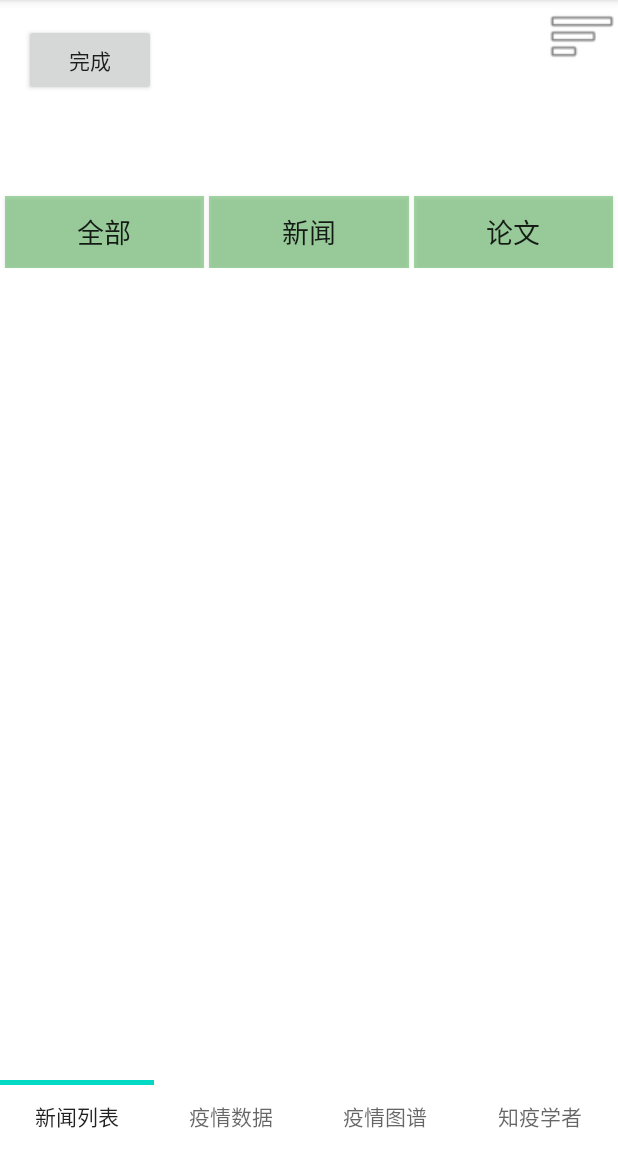
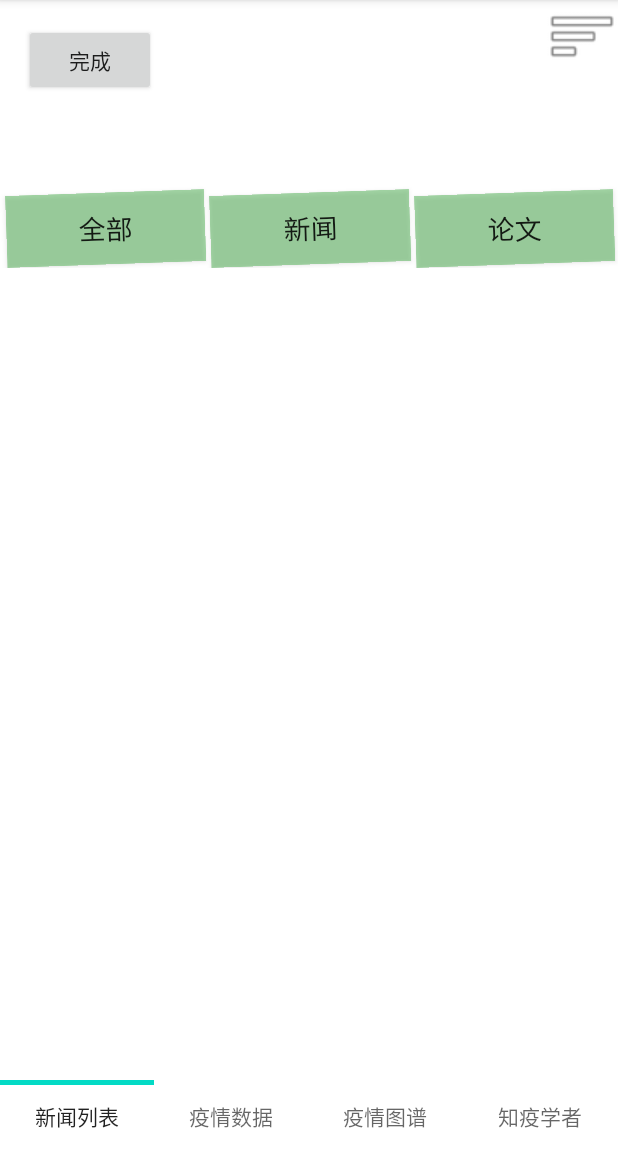
Before and after one commit to t4rf9/COVID-19News, an Android app: the screen it shows after launch (MainActivity), after a tap on an icon or button, on a phone screen of 412 x 824 dp, the part 84-1236 px from its top. Run offline under Robolectric (Android 15) with nearby library versions, the light colour scheme and no system bars; libraries missing offline, so code that uses them is left out: com.jcodecraeer.xrecyclerview; 7 statements that could not run were skipped.

Commit message:
complete shake

```diff
--- a/app/src/main/java/com/java/linzexi/TypeEditFragment.java
+++ b/app/src/main/java/com/java/linzexi/TypeEditFragment.java
@@ -6,6 +6,8 @@ import android.os.Bundle;
 import android.view.LayoutInflater;
 import android.view.View;
 import android.view.ViewGroup;
+import android.view.animation.Animation;
+import android.view.animation.AnimationUtils;
 import android.widget.Button;
 
 import androidx.annotation.NonNull;
@@ -84,6 +86,8 @@ public class TypeEditFragment extends Fragment {
     @Override
     public void onViewCreated(@NonNull View view, @Nullable Bundle savedInstanceState) {
         super.onViewCreated(view, savedInstanceState);
+        final Animation shake = AnimationUtils.loadAnimation(getContext(), R.anim.rotate);
+        final Animation still = AnimationUtils.loadAnimation(getContext(), R.anim.shake);
         view.findViewById(R.id.button_edit_completed).setOnClickListener(new View.OnClickListener() {
             @Override
             public void onClick(View view) {
@@ -122,46 +126,55 @@ public class TypeEditFragment extends Fragment {
             }
         });
 
-        Button button_all = view.findViewById(R.id.button_news_type_all);
+        final Button button_all = view.findViewById(R.id.button_news_type_all);
+        button_all.setAnimation(shake);
         button_all.setBackgroundColor(requireActivity().getColor(all ? R.color.colorTypeSelected : R.color.colorTypeUnselected));
         button_all.setOnClickListener(new View.OnClickListener() {
             @Override
             public void onClick(View view) {
                 if (all) {
                     view.setBackgroundColor(requireActivity().getColor(R.color.colorTypeUnselected));
+                    button_all.setAnimation(still);
                     all = false;
                 } else {
                     view.setBackgroundColor(requireActivity().getColor(R.color.colorTypeSelected));
+                    button_all.setAnimation(shake);
                     all = true;
                 }
             }
         });
 
-        Button button_news = view.findViewById(R.id.button_news_type_news);
+        final Button button_news = view.findViewById(R.id.button_news_type_news);
+        button_news.setAnimation(shake);
         button_news.setBackgroundColor(requireActivity().getColor(news ? R.color.colorTypeSelected : R.color.colorTypeUnselected));
         button_news.setOnClickListener(new View.OnClickListener() {
             @Override
             public void onClick(View view) {
                 if (news) {
                     view.setBackgroundColor(requireActivity().getColor(R.color.colorTypeUnselected));
+                    button_news.setAnimation(still);
                     news = false;
                 } else {
                     view.setBackgroundColor(requireActivity().getColor(R.color.colorTypeSelected));
+                    button_news.setAnimation(shake);
                     news = true;
                 }
             }
         });
 
-        Button button_paper = view.findViewById(R.id.button_news_type_paper);
+        final Button button_paper = view.findViewById(R.id.button_news_type_paper);
+        button_paper.setAnimation(shake);
         button_paper.setBackgroundColor(requireActivity().getColor(paper ? R.color.colorTypeSelected : R.color.colorTypeUnselected));
         button_paper.setOnClickListener(new View.OnClickListener() {
             @Override
             public void onClick(View view) {
                 if (paper) {
                     view.setBackgroundColor(requireActivity().getColor(R.color.colorTypeUnselected));
+                    button_paper.setAnimation(still);
                     paper = false;
                 } else {
                     view.setBackgroundColor(requireActivity().getColor(R.color.colorTypeSelected));
+                    button_paper.setAnimation(shake);
                     paper = true;
                 }
             }
--- /dev/null
+++ b/app/src/main/res/anim/cycle_7.xml
@@ -0,0 +1,3 @@
+
+<cycleInterpolator xmlns:android="http://schemas.android.com/apk/res/android"
+    android:cycles="7" />
--- /dev/null
+++ b/app/src/main/res/anim/rotate.xml
@@ -0,0 +1,9 @@
+<rotate xmlns:android="http://schemas.android.com/apk/res/android"
+    android:fromDegrees="-2"
+    android:toDegrees="2"
+
+    android:duration="70"
+    android:repeatCount="-1"
+    android:pivotX="50%"
+    android:pivotY="50%">
+</rotate>
--- /dev/null
+++ b/app/src/main/res/anim/shake.xml
@@ -0,0 +1,7 @@
+
+
+    <translate xmlns:android="http://schemas.android.com/apk/res/android"
+        android:fromYDelta="0"
+        android:toYDelta="8"
+        android:duration="0"
+        android:interpolator="@anim/cycle_7" />
```
